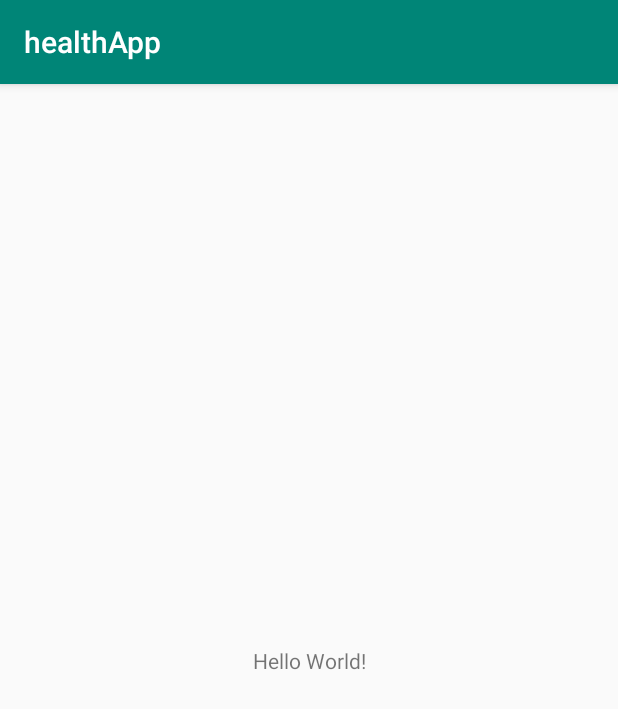
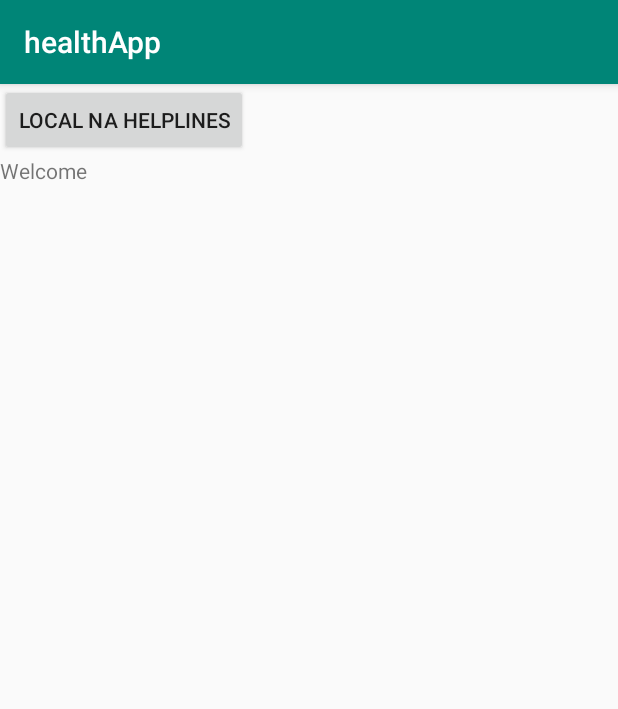
Before and after one commit to ChinW97/healthApp, an Android app: the screen it shows after launch (MainActivity), on a phone screen of 412 x 824 dp. Shown: the top 709 px of the screen. Run offline under Robolectric (Android 15) with nearby library versions, the phone set to English and light mode, and no system bars.

```diff
--- a/app/build.gradle
+++ b/app/build.gradle
@@ -1,5 +1,4 @@
 apply plugin: 'com.android.application'
-
 android {
     compileSdkVersion 29
     buildToolsVersion "29.0.2"
@@ -26,4 +25,7 @@ dependencies {
     testImplementation 'junit:junit:4.12'
     androidTestImplementation 'androidx.test.ext:junit:1.1.0'
     androidTestImplementation 'androidx.test.espresso:espresso-core:3.1.1'
+    implementation platform('com.google.firebase:firebase-bom:25.12.0')
+    implementation 'com.google.firebase:firebase-analytics'
 }
+apply plugin: 'com.google.gms.google-services'
--- a/app/src/main/java/com/example/healthapp/MainActivity.java
+++ b/app/src/main/java/com/example/healthapp/MainActivity.java
@@ -10,5 +10,6 @@ public class MainActivity extends AppCompatActivity {
     protected void onCreate(Bundle savedInstanceState) {
         super.onCreate(savedInstanceState);
         setContentView(R.layout.activity_main);
+
     }
 }
--- a/app/src/main/res/layout/activity_main.xml
+++ b/app/src/main/res/layout/activity_main.xml
@@ -6,13 +6,22 @@
     android:layout_height="match_parent"
     tools:context=".MainActivity">
 
-    <TextView
-        android:layout_width="wrap_content"
-        android:layout_height="wrap_content"
-        android:text="Hello World!"
-        app:layout_constraintBottom_toBottomOf="parent"
-        app:layout_constraintLeft_toLeftOf="parent"
-        app:layout_constraintRight_toRightOf="parent"
-        app:layout_constraintTop_toTopOf="parent" />
+    <LinearLayout
+        android:layout_width="match_parent"
+        android:layout_height="match_parent"
+        android:orientation="vertical">
+
+        <Button
+            android:id="@+id/button"
+            android:layout_width="wrap_content"
+            android:layout_height="wrap_content"
+            android:text="@string/NAButton" />
+
+        <TextView
+            android:id="@+id/textView"
+            android:layout_width="match_parent"
+            android:layout_height="wrap_content"
+            android:text="Welcome" />
+    </LinearLayout>
 
 </androidx.constraintlayout.widget.ConstraintLayout>
--- a/app/src/main/res/values/strings.xml
+++ b/app/src/main/res/values/strings.xml
@@ -1,3 +1,4 @@
 <resources>
     <string name="app_name">healthApp</string>
+    <string name="NAButton">Local NA helplines</string>
 </resources>
--- a/build.gradle
+++ b/build.gradle
@@ -8,7 +8,7 @@ buildscript {
     }
     dependencies {
         classpath 'com.android.tools.build:gradle:3.5.3'
-
+        classpath 'com.google.gms:google-services:4.3.4'
         // NOTE: Do not place your application dependencies here; they belong
         // in the individual module build.gradle files
     }
```
Also changed, not shown: 1 other file.
